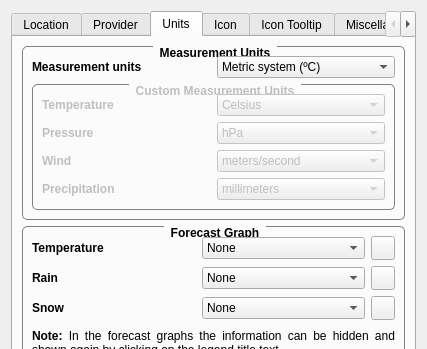
Above: ConfigurationDialog.ui from FelixdelasPozas/TrayWeather before the change; both pictures show x 0 to 427 and y 0 to 349 of the 427 by 571 pixel window. Below: the same form after it.
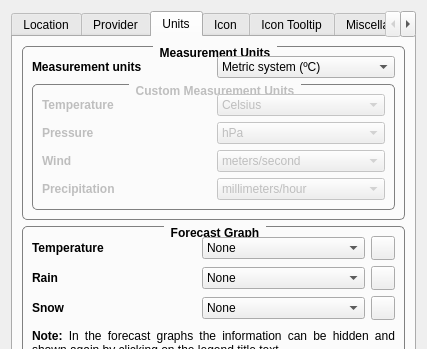
That is the form after the change. The open tabs and pages were chosen to show the change. Icons and pictures are not drawn. Custom widgets are drawn as their Qt base class.

Commit message: Change precipitation units to use OWM units (adding per hour).

The edit to the form file:
```diff
--- a/ConfigurationDialog.ui
+++ b/ConfigurationDialog.ui
@@ -1210,7 +1210,7 @@
               <widget class="QComboBox" name="m_precipitationCombo">
                <item>
                 <property name="text">
-                 <string>millimeters</string>
+                 <string>millimeters/hour</string>
                 </property>
                </item>
                <item>
```
Left out of the diff: 4 changed lines with no effect on the pictures. The commit also changes 3 other files.
